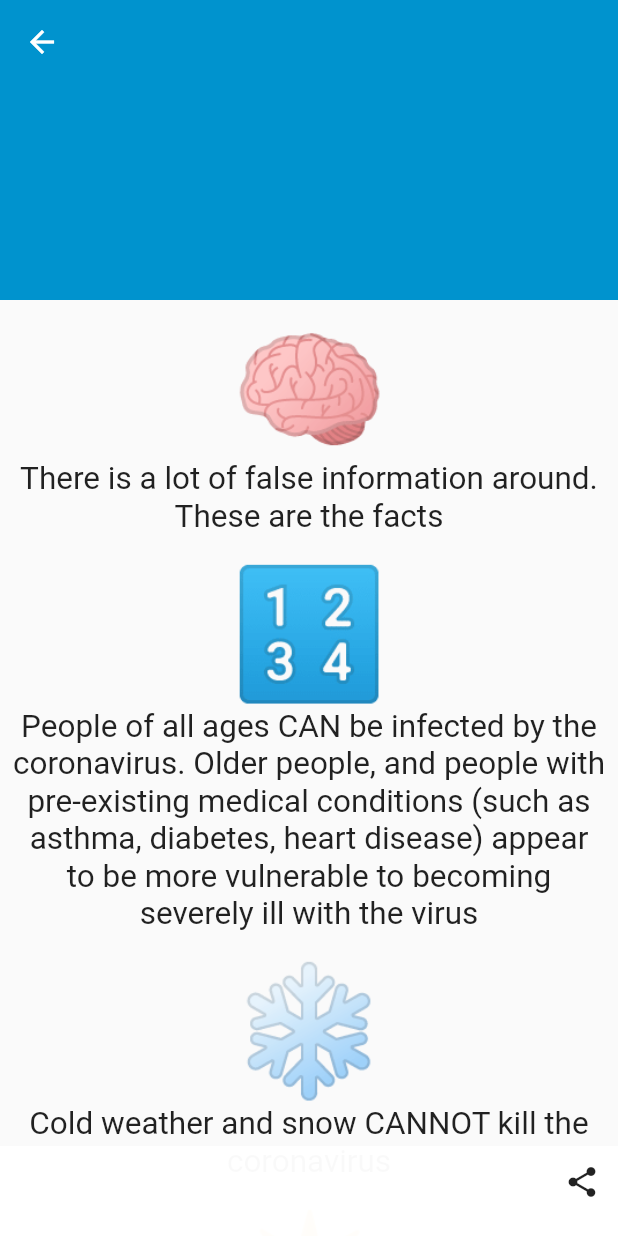
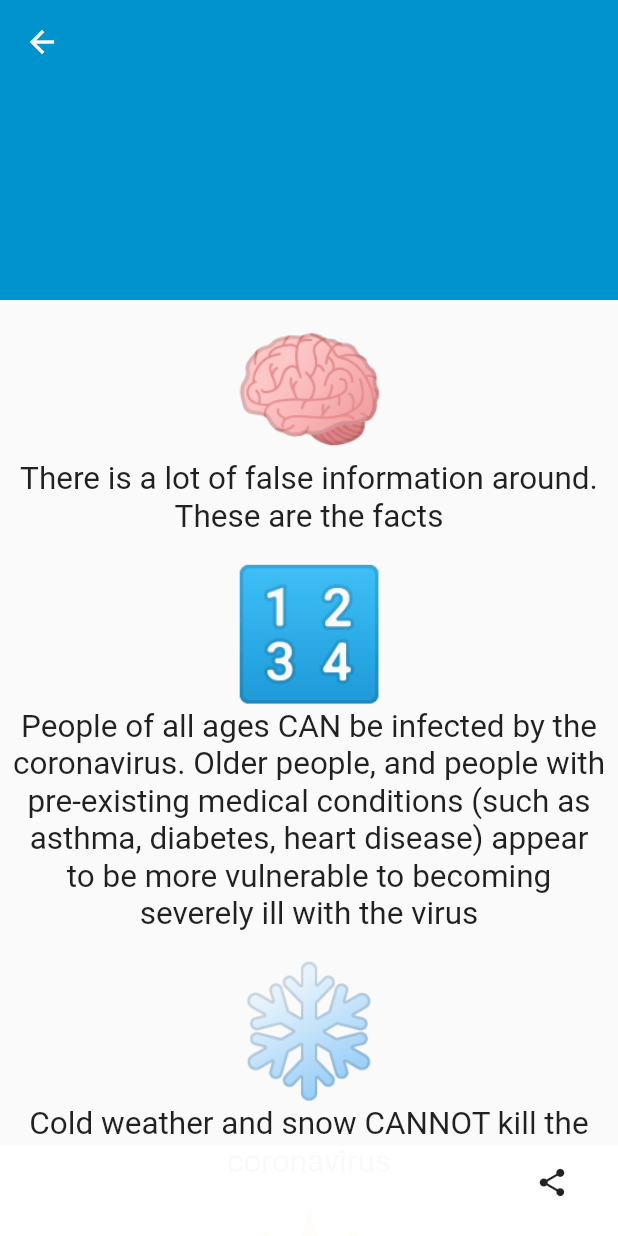
Before and after one commit to WorldHealthOrganization/app, a Flutter app: the screen it shows after launch, after a tap on "WHO Myth-busters", on a phone screen of 412 x 824 dp. Run offline on Flutter 3.47's test engine with Material 2 defaults, Android fonts, the phone set to English and light mode, and no system bars.

Commit message:
Formatted icon

```diff
--- a/client/flutter/lib/listViewPage.dart
+++ b/client/flutter/lib/listViewPage.dart
@@ -29,9 +29,12 @@ class ListOfItemsPage extends StatelessWidget {
                 width: MediaQuery.of(context).size.width,
                 child: Align(
                   alignment: Alignment.topRight,
-                  child: IconButton(
-                    onPressed: () {},
-                    icon: Icon(Icons.share)
+                  child: Container(
+                    padding: EdgeInsets.only(right: 20),
+                    child: IconButton(
+                      onPressed: () {},
+                      icon: Icon(Icons.share, size: 22,)
+                    ),
                   )),
               ))),
         ],
```
